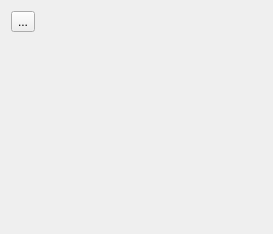
KDE/calligra, file plugins/textshape/dialogs/SimpleSpellCheckingWidget.ui: the form before one commit.
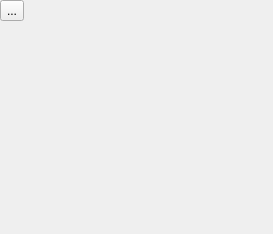
The form after the commit.

Commit message: Improve layout of more KoModeBox tab for textshape

```diff
--- a/plugins/textshape/dialogs/SimpleSpellCheckingWidget.ui
+++ b/plugins/textshape/dialogs/SimpleSpellCheckingWidget.ui
@@ -11,12 +11,15 @@
    </rect>
   </property>
   <property name="sizePolicy">
-   <sizepolicy hsizetype="Preferred" vsizetype="Minimum">
+   <sizepolicy hsizetype="Preferred" vsizetype="Fixed">
     <horstretch>0</horstretch>
     <verstretch>0</verstretch>
    </sizepolicy>
   </property>
   <layout class="QGridLayout" name="gridLayout">
+   <property name="margin">
+    <number>0</number>
+   </property>
    <item row="0" column="0">
     <widget class="QToolButton" name="toolAutoSpellCheck">
      <property name="text">
```
The commit also changes 5 other files.
